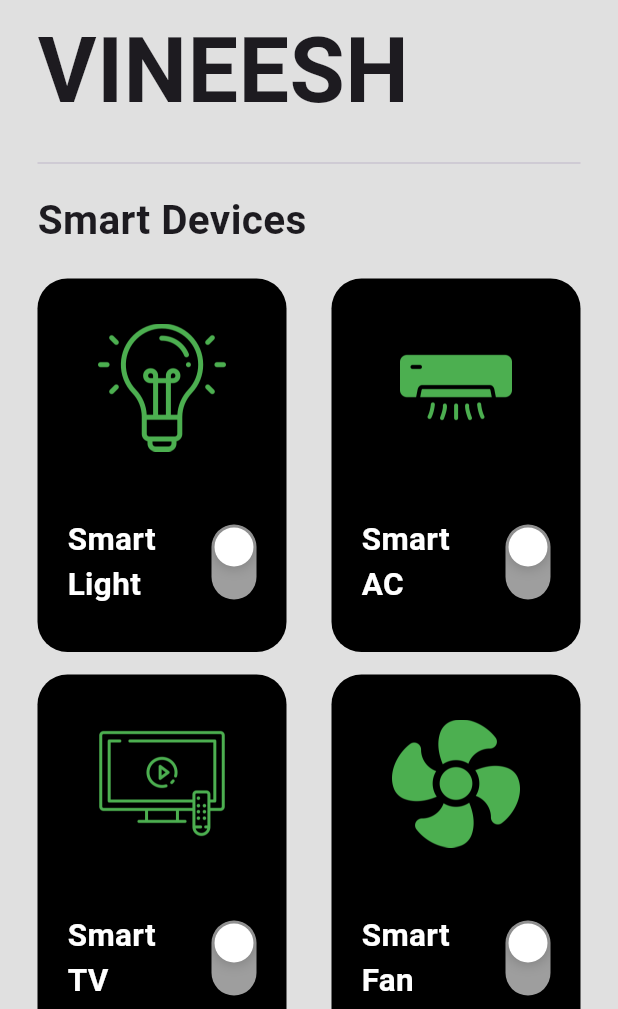
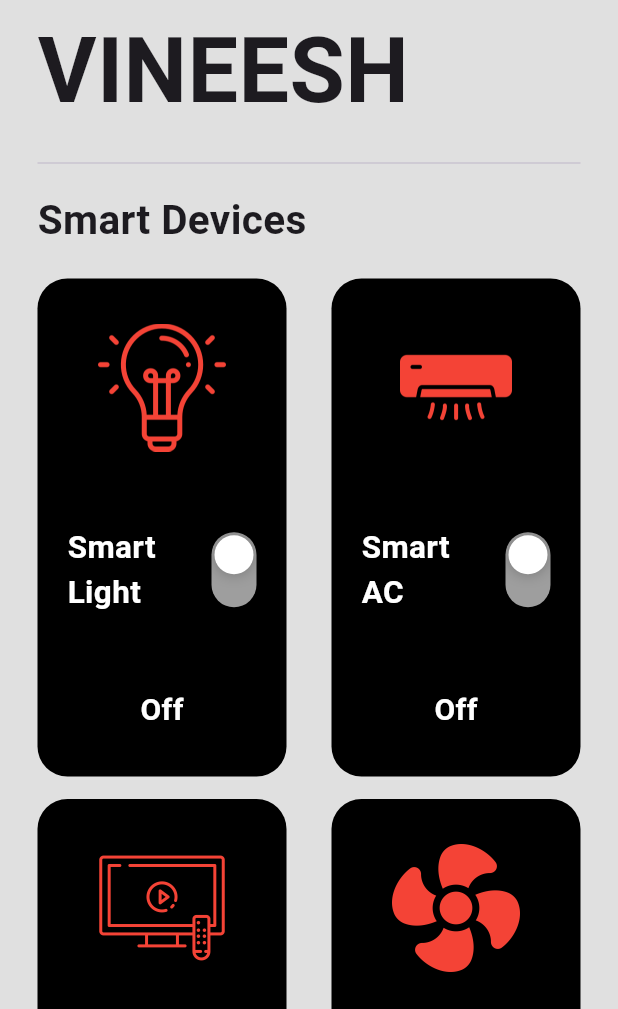
Before and after one commit to vineeshjohnson/homeapp, a Flutter app: the screen it shows after launch, on a phone screen of 412 x 824 dp, the part 227-1236 px from its top. Run offline on Flutter 3.47's test engine with Material 3 defaults, Android fonts, the phone set to English and light mode, and no system bars; drawn by our look-alikes of flutter_advanced_switch; our stand-ins replace bloc, flutter_bloc.

Commit message:
final push

```diff
--- a/lib/pages/bloc/controller_bloc.dart
+++ b/lib/pages/bloc/controller_bloc.dart
@@ -1,13 +1,24 @@
 import 'package:bloc/bloc.dart';
-import 'package:meta/meta.dart';
+import 'package:flutter/material.dart';
 
 part 'controller_event.dart';
 part 'controller_state.dart';
 
 class ControllerBloc extends Bloc<ControllerEvent, ControllerState> {
   ControllerBloc() : super(ControllerInitial()) {
-    on<ControllerEvent>((event, emit) {
-      // TODO: implement event handler
+    on<ControllerEvent>((event, emit) {});
+
+    on<LightButtonClickedEvent>((event, emit) {
+      emit(LightButtonClickedState(result: event.click));
+    });
+    on<AcButtonClickedEvent>((event, emit) {
+      emit(AcButtonClickedState(result: event.click));
+    });
+    on<TvButtonClickedEvent>((event, emit) {
+      emit(TvButtonClickedState(result: event.click));
+    });
+    on<FanButtonClickedEvent>((event, emit) {
+      emit(FanButtonClickedState(result: event.click));
     });
   }
 }
--- a/lib/pages/bloc/controller_event.dart
+++ b/lib/pages/bloc/controller_event.dart
@@ -3,18 +3,28 @@ part of 'controller_bloc.dart';
 @immutable
 sealed class ControllerEvent {}
 
+final class LightButtonClickedEvent extends ControllerEvent {
+  final bool click;
+  LightButtonClickedEvent({required this.click});
+}
 
-final class LightButtonClickedEvent extends ControllerEvent{
+final class AcButtonClickedEvent extends ControllerEvent {
+    final bool click;
 
-}
-final class AcButtonClickedEvent extends ControllerEvent{
-
-}
-final class TvButtonClickedEvent extends ControllerEvent{
-
+  AcButtonClickedEvent({required this.click});
 
 }
 
-final class FanButtonClickedEvent extends ControllerEvent{
+final class TvButtonClickedEvent extends ControllerEvent {
+    final bool click;
+
+  TvButtonClickedEvent({required this.click});
 
 }
+
+final class FanButtonClickedEvent extends ControllerEvent {
+    final bool click;
+
+  FanButtonClickedEvent({required this.click});
+
+}
--- a/lib/pages/bloc/controller_state.dart
+++ b/lib/pages/bloc/controller_state.dart
@@ -4,3 +4,20 @@ part of 'controller_bloc.dart';
 sealed class ControllerState {}
 
 final class ControllerInitial extends ControllerState {}
+
+final class LightButtonClickedState extends ControllerState {
+  final bool result;
+  LightButtonClickedState({required this.result});
+}
+final class AcButtonClickedState extends ControllerState {
+  final bool result;
+ AcButtonClickedState({required this.result});
+}
+final class TvButtonClickedState extends ControllerState {
+  final bool result;
+  TvButtonClickedState({required this.result});
+}
+final class FanButtonClickedState extends ControllerState {
+  final bool result;
+  FanButtonClickedState({required this.result});
+}
--- a/lib/pages/homepage.dart
+++ b/lib/pages/homepage.dart
@@ -9,23 +9,31 @@ class MyHomePage extends StatelessWidget {
 
   @override
   Widget build(BuildContext context) {
-    final _lightcontroller = ValueNotifier<bool>(false);
-    final _accontroller = ValueNotifier<bool>(false);
-    final _tvcontroller = ValueNotifier<bool>(false);
-    final _fancontroller = ValueNotifier<bool>(false);
+    final lightcontroller = ValueNotifier<bool>(false);
+    final accontroller = ValueNotifier<bool>(false);
+    final tvcontroller = ValueNotifier<bool>(false);
+    final fancontroller = ValueNotifier<bool>(false);
 
     List<ValueNotifier<bool>> list = [
-      _lightcontroller,
-      _accontroller,
-      _tvcontroller,
-      _fancontroller
+      lightcontroller,
+      accontroller,
+      tvcontroller,
+      fancontroller
     ];
 
     return BlocProvider(
       create: (context) => ControllerBloc(),
       child: BlocConsumer<ControllerBloc, ControllerState>(
         listener: (context, state) {
-          // TODO: implement listener
+          if (state is LightButtonClickedState) {
+            lightcontroller.value = state.result;
+          } else if (state is AcButtonClickedState) {
+            accontroller.value = state.result;
+          } else if (state is TvButtonClickedState) {
+            tvcontroller.value = state.result;
+          } else if (state is FanButtonClickedState) {
+            fancontroller.value = state.result;
+          }
         },
         builder: (context, state) {
           return Scaffold(
@@ -33,11 +41,11 @@ class MyHomePage extends StatelessWidget {
             body: SafeArea(
               child: SingleChildScrollView(
                 child: Padding(
-                  padding: EdgeInsets.all(25.0),
+                  padding: const EdgeInsets.all(25.0),
                   child: Column(
                     crossAxisAlignment: CrossAxisAlignment.start,
                     children: [
-                      Row(
+                      const Row(
                         mainAxisAlignment: MainAxisAlignment.spaceBetween,
                         children: [
                           Icon(
@@ -50,43 +58,43 @@ class MyHomePage extends StatelessWidget {
                           )
                         ],
                       ),
-                      SizedBox(
+                      const SizedBox(
                         height: 40,
                       ),
                       Text(
                         'Welcome Home,',
                         style: TextStyle(color: Colors.grey[700], fontSize: 25),
                       ),
-                      SizedBox(
+                      const SizedBox(
                         height: 5,
                       ),
-                      Text(
+                      const Text(
                         'VINEESH',
                         style: TextStyle(
                             fontSize: 60, fontWeight: FontWeight.bold),
                       ),
-                      SizedBox(
+                      const SizedBox(
                         height: 10,
                       ),
-                      Divider(),
-                      SizedBox(
+                      const Divider(),
+                      const SizedBox(
                         height: 10,
                       ),
-                      Text(
+                      const Text(
                         'Smart Devices',
                         style: TextStyle(
                             fontSize: 27, fontWeight: FontWeight.bold),
                       ),
-                      SizedBox(
+                      const SizedBox(
                         height: 20,
                       ),
                       SizedBox(
-                        height: 600,
+                        height: 800,
                         child: GridView.builder(
                           physics: const NeverScrollableScrollPhysics(),
                           gridDelegate:
                               const SliverGridDelegateWithFixedCrossAxisCount(
-                            childAspectRatio: 2 / 3,
+                            childAspectRatio: 2 / 4,
                             crossAxisCount: 2,
                             mainAxisSpacing: 15,
                             crossAxisSpacing: 30,
@@ -96,6 +104,7 @@ class MyHomePage extends StatelessWidget {
                             controller: list[index],
                             image: tabimages[index],
                             name: tabnames[index],
+                            index: index,
                           ),
                         ),
                       ),
--- a/lib/pages/widgets/hometile_widget.dart
+++ b/lib/pages/widgets/hometile_widget.dart
@@ -1,43 +1,56 @@
 import 'package:flutter/material.dart';
 import 'package:flutter_advanced_switch/flutter_advanced_switch.dart';
+import 'package:flutter_bloc/flutter_bloc.dart';
+import 'package:homeapp/pages/bloc/controller_bloc.dart';
 
 class HometileWidget extends StatelessWidget {
   const HometileWidget(
       {super.key,
       required this.image,
       required this.name,
-      required this.controller});
+      required this.controller,
+      required this.index});
+
   final String image;
   final String name;
   final ValueNotifier<bool> controller;
+  final int index;
+
   @override
   Widget build(BuildContext context) {
+    return BlocConsumer<ControllerBloc, ControllerState>(
+      listener: (context, state) {},
+      builder: (context, state) {
+        bool v = controller.value;
         return Container(
-      padding: EdgeInsets.symmetric(vertical: 30, horizontal: 20),
+          padding: const EdgeInsets.symmetric(vertical: 30, horizontal: 20),
           height: 300,
           width: 100,
           decoration: BoxDecoration(
-          color: Colors.black, borderRadius: BorderRadius.circular(20)),
+            color: v ? Colors.white : Colors.black,
+            borderRadius: BorderRadius.circular(20),
+          ),
           child: Column(
             mainAxisAlignment: MainAxisAlignment.spaceBetween,
             children: [
               Image.asset(
                 image,
-            color: Colors.green,
+                color: v ? Colors.green : Colors.red,
                 scale: 6,
               ),
               Row(
                 mainAxisAlignment: MainAxisAlignment.spaceBetween,
                 children: [
-              Container(
+                  SizedBox(
                     height: 60,
                     width: 60,
                     child: Text(
                       name,
                       style: TextStyle(
-                      color: Colors.white,
+                        color: v ? Colors.black : Colors.white,
                         fontSize: 21,
-                      fontWeight: FontWeight.bold),
+                        fontWeight: FontWeight.bold,
+                      ),
                     ),
                   ),
                   RotatedBox(
@@ -45,14 +58,42 @@ class HometileWidget extends StatelessWidget {
                     child: AdvancedSwitch(
                       controller: controller,
                       onChanged: (value) {
-                    print(controller.value);
+                        if (index == 0) {
+                          context
+                              .read<ControllerBloc>()
+                              .add(LightButtonClickedEvent(click: value));
+                        }
+                        if (index == 1) {
+                          context
+                              .read<ControllerBloc>()
+                              .add(AcButtonClickedEvent(click: value));
+                        }
+                        if (index == 2) {
+                          context
+                              .read<ControllerBloc>()
+                              .add(TvButtonClickedEvent(click: value));
+                        }
+                        if (index == 3) {
+                          context
+                              .read<ControllerBloc>()
+                              .add(FanButtonClickedEvent(click: value));
+                        }
                       },
                     ),
-              )
+                  ),
                 ],
+              ),
+              Text(
+                v ? 'On' : 'Off',
+                style: TextStyle(
+                    color: v ? Colors.green : Colors.white,
+                    fontSize: 20,
+                    fontWeight: FontWeight.bold),
               )
             ],
           ),
         );
+      },
+    );
   }
 }
```
Lines whose indentation alone changed are shown as unchanged.
